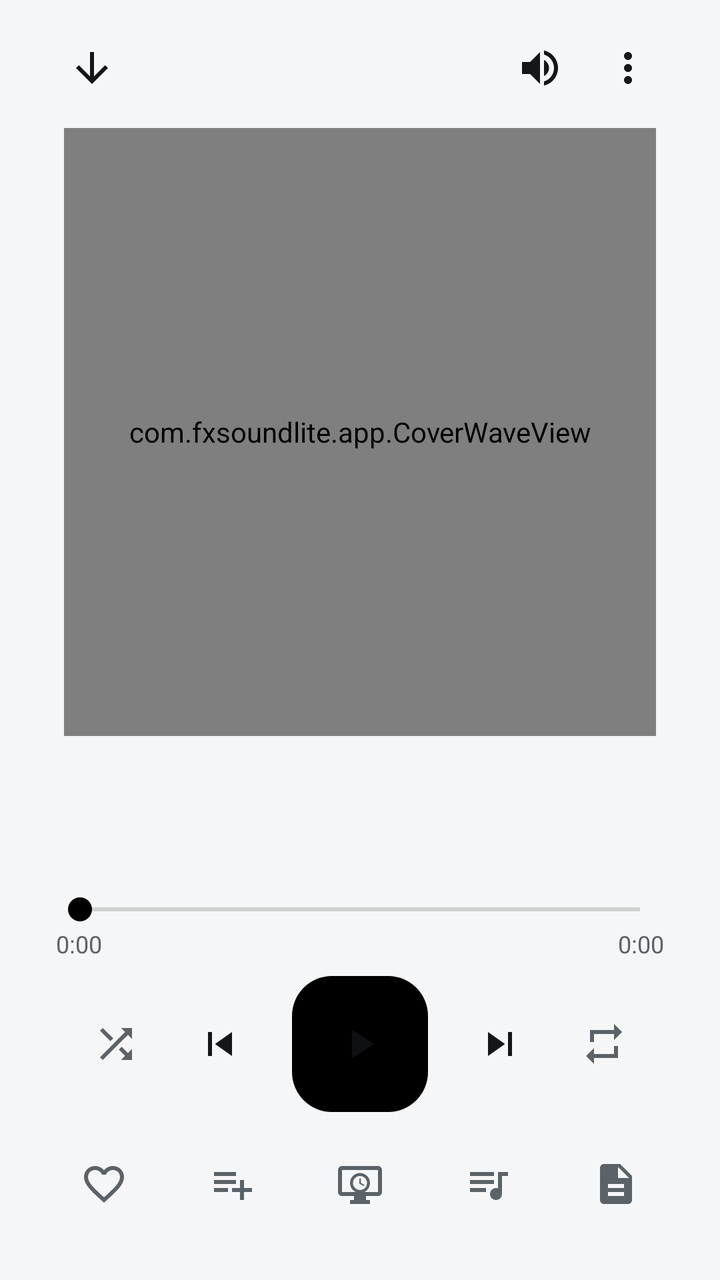
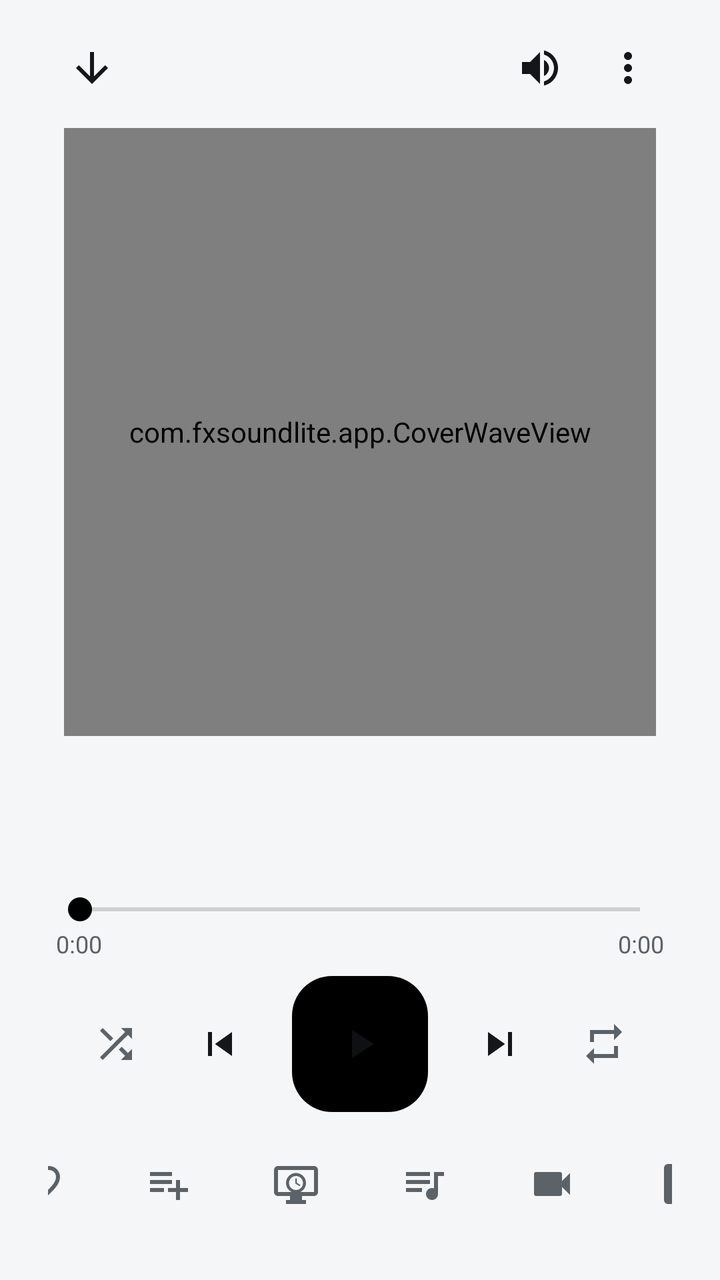

Two renders of the same Android screen: before a commit and after it. Below are the layout's source before the change and the commit's diff.
<!-- AndroidManifest.xml: application theme Theme.FXSoundLite -->
<!-- res/layout/activity_now_playing.xml -->
<?xml version="1.0" encoding="utf-8"?>
<FrameLayout xmlns:android="http://schemas.android.com/apk/res/android"
    android:layout_width="match_parent"
    android:layout_height="match_parent"
    android:background="?attr/colorBg">

    
    <ImageView
        android:id="@+id/npBgImage"
        android:layout_width="match_parent"
        android:layout_height="match_parent"
        android:importantForAccessibility="no"
        android:scaleType="centerCrop"
        android:visibility="gone" />

    <com.fxsoundlite.app.SleepBackgroundView
        android:id="@+id/npBgAnimated"
        android:layout_width="match_parent"
        android:layout_height="match_parent"
        android:visibility="gone" />

    
    <View
        android:id="@+id/npBgScrim"
        android:layout_width="match_parent"
        android:layout_height="match_parent"
        android:visibility="gone" />

<LinearLayout
    android:id="@+id/npContent"
    android:layout_width="match_parent"
    android:layout_height="match_parent"
    android:orientation="vertical"
    android:paddingStart="24dp"
    android:paddingTop="12dp"
    android:paddingEnd="24dp"
    android:paddingBottom="24dp">

    
    <RelativeLayout
        android:layout_width="match_parent"
        android:layout_height="wrap_content">

        <ImageButton
            android:id="@+id/npClose"
            android:layout_width="44dp"
            android:layout_height="44dp"
            android:background="?android:attr/selectableItemBackgroundBorderless"
            android:contentDescription="@string/np_close"
            android:rotation="-90"
            android:src="@drawable/ic_arrow_back"
            android:tint="?attr/colorTextPrimary" />

        <ImageButton
            android:id="@+id/npVolume"
            android:layout_width="44dp"
            android:layout_height="44dp"
            android:layout_toStartOf="@id/npMore"
            android:background="?android:attr/selectableItemBackgroundBorderless"
            android:contentDescription="@string/np_volume"
            android:src="@drawable/ic_volume"
            android:tint="?attr/colorTextPrimary" />

        <ImageButton
            android:id="@+id/npMore"
            android:layout_width="44dp"
            android:layout_height="44dp"
            android:layout_alignParentEnd="true"
            android:background="?android:attr/selectableItemBackgroundBorderless"
            android:contentDescription="@string/np_more"
            android:src="@drawable/ic_more_vert"
            android:tint="?attr/colorTextPrimary" />
    </RelativeLayout>

    
    <LinearLayout
        android:id="@+id/npLyricsModes"
        android:layout_width="match_parent"
        android:layout_height="wrap_content"
        android:layout_marginTop="4dp"
        android:gravity="center"
        android:orientation="horizontal"
        android:visibility="gone">

        <TextView
            android:id="@+id/npModeOriginal"
            android:layout_width="wrap_content"
            android:layout_height="wrap_content"
            android:layout_marginHorizontal="4dp"
            android:background="@drawable/chip_bg"
            android:clickable="true"
            android:focusable="true"
            android:paddingHorizontal="14dp"
            android:paddingVertical="7dp"
            android:text="@string/np_lyrics_original"
            android:textColor="@color/chip_text_color"
            android:textSize="12sp"
            android:textStyle="bold" />
        <TextView
            android:id="@+id/npModeRoman"
            android:layout_width="wrap_content"
            android:layout_height="wrap_content"
            android:layout_marginHorizontal="4dp"
            android:background="@drawable/chip_bg"
            android:clickable="true"
            android:focusable="true"
            android:paddingHorizontal="14dp"
            android:paddingVertical="7dp"
            android:text="@string/np_lyrics_roman"
            android:textColor="@color/chip_text_color"
            android:textSize="12sp"
            android:textStyle="bold" />
        <TextView
            android:id="@+id/npModeTranslate"
            android:layout_width="wrap_content"
            android:layout_height="wrap_content"
            android:layout_marginHorizontal="4dp"
            android:background="@drawable/chip_bg"
            android:clickable="true"
            android:focusable="true"
            android:paddingHorizontal="14dp"
            android:paddingVertical="7dp"
            android:text="@string/np_lyrics_translate"
            android:textColor="@color/chip_text_color"
            android:textSize="12sp"
            android:textStyle="bold" />
    </LinearLayout>

    <FrameLayout
        android:layout_width="match_parent"
        android:layout_height="0dp"
        android:layout_weight="1"
        android:padding="8dp">

        
        <com.fxsoundlite.app.CoverWaveView
            android:id="@+id/npWaves"
            android:layout_width="match_parent"
            android:layout_height="match_parent"
            android:layout_margin="-24dp"
            android:importantForAccessibility="no" />

        
        <ImageView
            android:id="@+id/npArt"
            android:layout_width="0dp"
            android:layout_height="0dp"
            android:layout_gravity="center"
            android:background="@drawable/np_art_bg"
            android:importantForAccessibility="no"
            android:scaleType="centerCrop" />

        
        <ScrollView
            android:id="@+id/npLyricsScroll"
            android:layout_width="match_parent"
            android:layout_height="match_parent"
            android:fadingEdgeLength="40dp"
            android:overScrollMode="ifContentScrolls"
            android:requiresFadingEdge="vertical"
            android:scrollbars="none"
            android:visibility="gone">

            <TextView
                android:id="@+id/npLyrics"
                android:layout_width="match_parent"
                android:layout_height="wrap_content"
                android:gravity="center_horizontal"
                android:lineSpacingMultiplier="1.25"
                android:paddingHorizontal="8dp"
                android:paddingVertical="100dp"
                android:textColor="?attr/colorTextSecondary"
                android:textSize="18sp" />
        </ScrollView>
    </FrameLayout>

    <TextView
        android:id="@+id/npTitle"
        android:layout_width="match_parent"
        android:layout_height="wrap_content"
        android:ellipsize="end"
        android:maxLines="2"
        android:textColor="?attr/colorTextPrimary"
        android:textSize="22sp"
        android:textStyle="bold" />

    
    <LinearLayout
        android:layout_width="match_parent"
        android:layout_height="wrap_content"
        android:layout_marginTop="4dp"
        android:gravity="center_vertical"
        android:orientation="horizontal">

        <TextView
            android:id="@+id/npArtist"
            android:layout_width="0dp"
            android:layout_height="wrap_content"
            android:layout_weight="1"
            android:ellipsize="end"
            android:maxLines="1"
            android:textColor="?attr/colorTextSecondary"
            android:textSize="15sp" />

        <TextView
            android:id="@+id/npQuality"
            android:layout_width="wrap_content"
            android:layout_height="wrap_content"
            android:layout_marginStart="8dp"
            android:background="@drawable/chip_bg"
            android:ellipsize="end"
            android:maxLines="1"
            android:maxWidth="170dp"
            android:paddingHorizontal="10dp"
            android:paddingVertical="3dp"
            android:textColor="?attr/colorTextSecondary"
            android:textSize="11sp"
            android:textStyle="bold"
            android:visibility="gone" />
    </LinearLayout>

    <SeekBar
        android:id="@+id/npSeek"
        android:layout_width="match_parent"
        android:layout_height="wrap_content"
        android:layout_marginTop="16dp"
        android:progressTint="?attr/colorAccent"
        android:thumbTint="?attr/colorAccent" />

    <RelativeLayout
        android:layout_width="match_parent"
        android:layout_height="wrap_content"
        android:paddingHorizontal="4dp">

        <TextView
            android:id="@+id/npElapsed"
            android:layout_width="wrap_content"
            android:layout_height="wrap_content"
            android:text="0:00"
            android:textColor="?attr/colorTextSecondary"
            android:textSize="12sp" />

        <TextView
            android:id="@+id/npTotal"
            android:layout_width="wrap_content"
            android:layout_height="wrap_content"
            android:layout_alignParentEnd="true"
            android:text="0:00"
            android:textColor="?attr/colorTextSecondary"
            android:textSize="12sp" />
    </RelativeLayout>

    <LinearLayout
        android:layout_width="match_parent"
        android:layout_height="wrap_content"
        android:layout_marginTop="8dp"
        android:gravity="center"
        android:orientation="horizontal">

        <ImageButton
            android:id="@+id/npShuffle"
            android:layout_width="48dp"
            android:layout_height="48dp"
            android:background="?android:attr/selectableItemBackgroundBorderless"
            android:contentDescription="@string/music_shuffle"
            android:padding="12dp"
            android:src="@drawable/ic_shuffle"
            android:tint="?attr/colorTextSecondary" />

        <ImageButton
            android:id="@+id/npPrev"
            android:layout_width="56dp"
            android:layout_height="56dp"
            android:background="?android:attr/selectableItemBackgroundBorderless"
            android:contentDescription="@string/music_previous"
            android:padding="12dp"
            android:src="@drawable/ic_prev"
            android:tint="?attr/colorTextPrimary" />

        <ImageButton
            android:id="@+id/npPlay"
            android:layout_width="68dp"
            android:layout_height="68dp"
            android:layout_marginHorizontal="8dp"
            android:background="@drawable/eq_button_bg"
            android:contentDescription="@string/music_play_pause"
            android:padding="18dp"
            android:src="@drawable/ic_play"
            android:tint="?attr/colorOnAccent" />

        <ImageButton
            android:id="@+id/npNext"
            android:layout_width="56dp"
            android:layout_height="56dp"
            android:background="?android:attr/selectableItemBackgroundBorderless"
            android:contentDescription="@string/music_next"
            android:padding="12dp"
            android:src="@drawable/ic_next"
            android:tint="?attr/colorTextPrimary" />

        <ImageButton
            android:id="@+id/npRepeat"
            android:layout_width="48dp"
            android:layout_height="48dp"
            android:background="?android:attr/selectableItemBackgroundBorderless"
            android:contentDescription="@string/music_repeat"
            android:padding="12dp"
            android:src="@drawable/ic_repeat"
            android:tint="?attr/colorTextSecondary" />
    </LinearLayout>

    <LinearLayout
        android:layout_width="match_parent"
        android:layout_height="wrap_content"
        android:layout_marginTop="12dp"
        android:gravity="center"
        android:orientation="horizontal">

        <ImageButton
            android:id="@+id/npLike"
            android:layout_width="48dp"
            android:layout_height="48dp"
            android:layout_marginHorizontal="8dp"
            android:background="?android:attr/selectableItemBackgroundBorderless"
            android:contentDescription="@string/np_like"
            android:padding="12dp"
            android:src="@drawable/ic_heart_outline"
            android:tint="?attr/colorTextSecondary" />

        <ImageButton
            android:id="@+id/npAddPlaylist"
            android:layout_width="48dp"
            android:layout_height="48dp"
            android:layout_marginHorizontal="8dp"
            android:background="?android:attr/selectableItemBackgroundBorderless"
            android:contentDescription="@string/np_add_playlist"
            android:padding="12dp"
            android:src="@drawable/ic_playlist_add"
            android:tint="?attr/colorTextSecondary" />


        <ImageButton
            android:id="@+id/npBg"
            android:layout_width="48dp"
            android:layout_height="48dp"
            android:layout_marginHorizontal="8dp"
            android:background="?android:attr/selectableItemBackgroundBorderless"
            android:contentDescription="@string/np_bg_toggle"
            android:padding="12dp"
            android:src="@drawable/ic_screensaver"
            android:tint="?attr/colorTextSecondary" />

        <ImageButton
            android:id="@+id/npQueue"
            android:layout_width="48dp"
            android:layout_height="48dp"
            android:layout_marginHorizontal="8dp"
            android:background="?android:attr/selectableItemBackgroundBorderless"
            android:contentDescription="@string/np_queue"
            android:padding="12dp"
            android:src="@drawable/ic_queue"
            android:tint="?attr/colorTextSecondary" />

        <ImageButton
            android:id="@+id/npLyricsBtn"
            android:layout_width="48dp"
            android:layout_height="48dp"
            android:layout_marginHorizontal="8dp"
            android:background="?android:attr/selectableItemBackgroundBorderless"
            android:contentDescription="@string/np_lyrics"
            android:padding="12dp"
            android:src="@drawable/ic_lyrics"
            android:tint="?attr/colorTextSecondary" />
    </LinearLayout>
</LinearLayout>
</FrameLayout>
<!-- resources referenced by this layout -->
<resources>
  <!-- drawable eq_button_bg (drawable) -->
  <?xml version="1.0" encoding="utf-8"?>
  <shape xmlns:android="http://schemas.android.com/apk/res/android"
      android:shape="rectangle">
      <solid android:color="?attr/colorAccent" />
      <corners android:radius="20dp" />
  </shape>
  <!-- drawable ic_next (drawable) -->
  <vector xmlns:android="http://schemas.android.com/apk/res/android"
      android:width="24dp"
      android:height="24dp"
      android:viewportWidth="24"
      android:viewportHeight="24">
      <path
          android:fillColor="#FFFFFFFF"
          android:pathData="M6,18l8.5,-6L6,6v12zM16,6v12h2V6h-2z" />
  </vector>
  <!-- drawable ic_play (drawable) -->
  <vector xmlns:android="http://schemas.android.com/apk/res/android"
      android:width="24dp"
      android:height="24dp"
      android:viewportWidth="24"
      android:viewportHeight="24">
      <path
          android:fillColor="#FFFFFFFF"
          android:pathData="M8,5v14l11,-7z" />
  </vector>
  <!-- drawable ic_prev (drawable) -->
  <vector xmlns:android="http://schemas.android.com/apk/res/android"
      android:width="24dp"
      android:height="24dp"
      android:viewportWidth="24"
      android:viewportHeight="24">
      <path
          android:fillColor="#FFFFFFFF"
          android:pathData="M6,6h2v12H6zm3.5,6l8.5,6V6z" />
  </vector>
  <!-- drawable ic_repeat (drawable) -->
  <vector xmlns:android="http://schemas.android.com/apk/res/android"
      android:width="24dp"
      android:height="24dp"
      android:viewportWidth="24"
      android:viewportHeight="24">
      <path
          android:fillColor="#FFFFFFFF"
          android:pathData="M7,7h10v3l4,-4 -4,-4v3H5v6h2V7zm10,10H7v-3l-4,4 4,4v-3h12v-6h-2v4z" />
  </vector>
  <!-- drawable np_art_bg (drawable) -->
  <?xml version="1.0" encoding="utf-8"?>
  <shape xmlns:android="http://schemas.android.com/apk/res/android">
      <solid android:color="?attr/colorSurfaceRaised" />
      <corners android:radius="24dp" />
  </shape>
  <string name="music_next">Next</string>
  <string name="music_play_pause">Play / pause</string>
  <string name="music_previous">Previous</string>
  <string name="music_repeat">Repeat</string>
  <string name="music_shuffle">Shuffle</string>
  <string name="np_add_playlist">Add to playlist</string>
  <string name="np_bg_toggle">Background: Screensaver / Plain</string>
  <string name="np_close">Close player</string>
  <string name="np_like">Like</string>
  <string name="np_lyrics">Lyrics</string>
  <string name="np_lyrics_original">Original</string>
  <string name="np_lyrics_roman">Romanization</string>
  <string name="np_lyrics_translate">Indonesian</string>
  <string name="np_more">More options</string>
  <string name="np_queue">Queue</string>
  <string name="np_volume">Media volume</string>
  <color name="accent_default">#000000</color>
  <color name="light_bg">#F5F6F7</color>
  <color name="light_surface">#FFFFFF</color>
  <color name="light_surface_raised">#E9ECEF</color>
  <color name="light_text_primary">#14171A</color>
  <color name="light_text_secondary">#5B6268</color>
  <color name="light_divider">#DCE0E3</color>
  <color name="light_track_bg">#D6DADE</color>
  <color name="danger">#FF6B6B</color>
  <color name="light_on_accent">#0E1013</color>
  <!-- unchanged entries left out for length: 11 -->
</resources>

<!-- the commit's change to res/layout/activity_now_playing.xml (unified diff, before → after) -->
@@ -362,6 +362,17 @@
             android:tint="?attr/colorTextSecondary" />
 
         <ImageButton
+            android:id="@+id/npVideo"
+            android:layout_width="48dp"
+            android:layout_height="48dp"
+            android:layout_marginHorizontal="8dp"
+            android:background="?android:attr/selectableItemBackgroundBorderless"
+            android:contentDescription="@string/np_video"
+            android:padding="12dp"
+            android:src="@drawable/ic_videocam"
+            android:tint="?attr/colorTextSecondary" />
+
+        <ImageButton
             android:id="@+id/npLyricsBtn"
             android:layout_width="48dp"
             android:layout_height="48dp"
<!-- resource entries referenced after the edit -->
@@ -47,6 +47,17 @@
           android:fillColor="#FFFFFFFF"
           android:pathData="M7,7h10v3l4,-4 -4,-4v3H5v6h2V7zm10,10H7v-3l-4,4 4,4v-3h12v-6h-2v4z" />
   </vector>
+  <!-- drawable ic_videocam (drawable) -->
+  <?xml version="1.0" encoding="utf-8"?>
+  <vector xmlns:android="http://schemas.android.com/apk/res/android"
+      android:width="24dp"
+      android:height="24dp"
+      android:viewportWidth="24"
+      android:viewportHeight="24">
+      <path
+          android:fillColor="#FFFFFFFF"
+          android:pathData="M17,10.5V7c0,-0.55 -0.45,-1 -1,-1H4c-0.55,0 -1,0.45 -1,1v10c0,0.55 0.45,1 1,1h12c0.55,0 1,-0.45 1,-1v-3.5l4,4v-11l-4,4z" />
+  </vector>
   <!-- drawable np_art_bg (drawable) -->
   <?xml version="1.0" encoding="utf-8"?>
   <shape xmlns:android="http://schemas.android.com/apk/res/android">
@@ -68,6 +79,7 @@
   <string name="np_lyrics_translate">Indonesian</string>
   <string name="np_more">More options</string>
   <string name="np_queue">Queue</string>
+  <string name="np_video">Switch to video</string>
   <string name="np_volume">Media volume</string>
   <color name="accent_default">#000000</color>
   <color name="light_bg">#F5F6F7</color>
